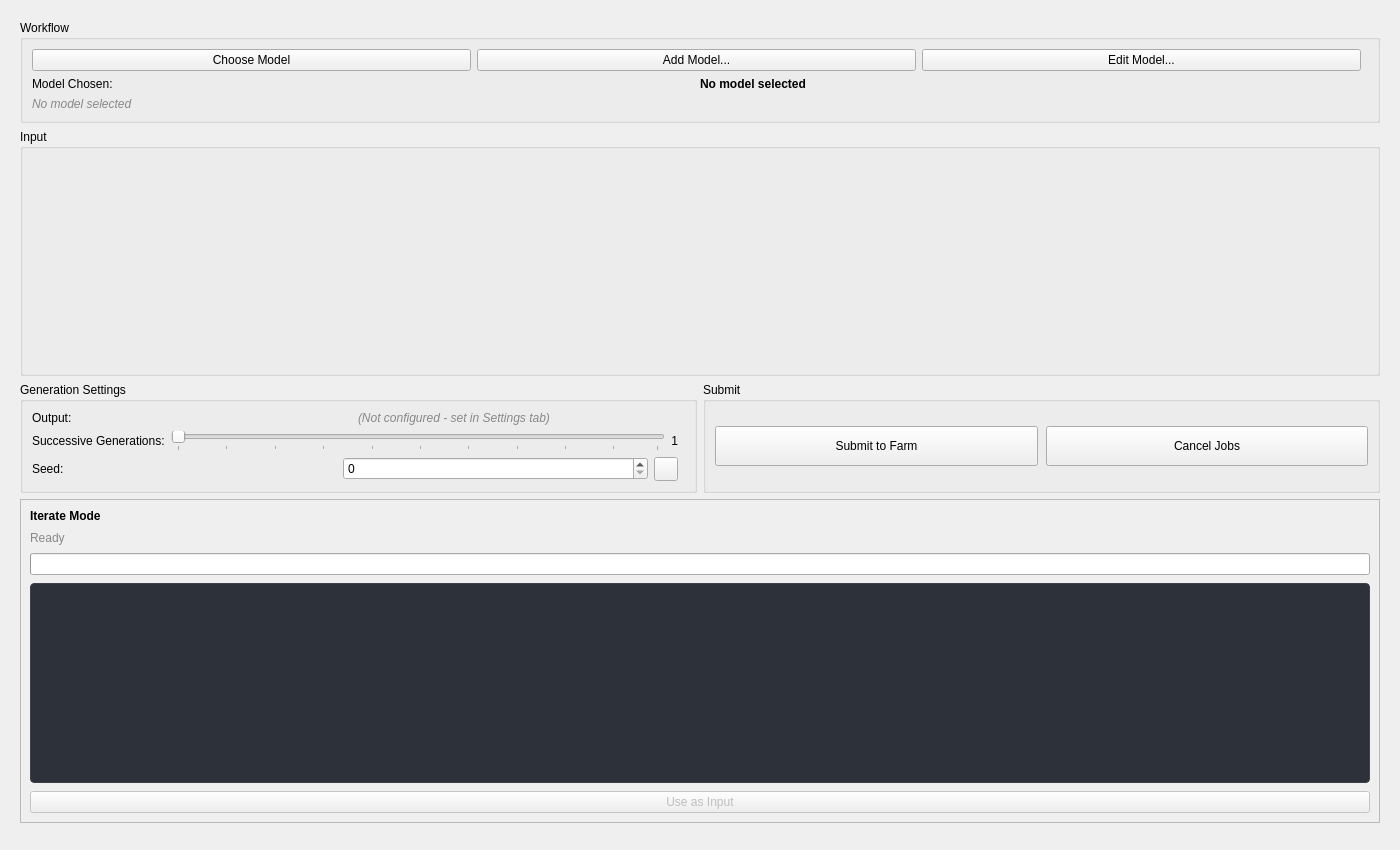
The window that resources/ui/tabs/comfyui.ui (cpt-cabbage/luma_tools) describes before a commit, drawn with Qt 5.
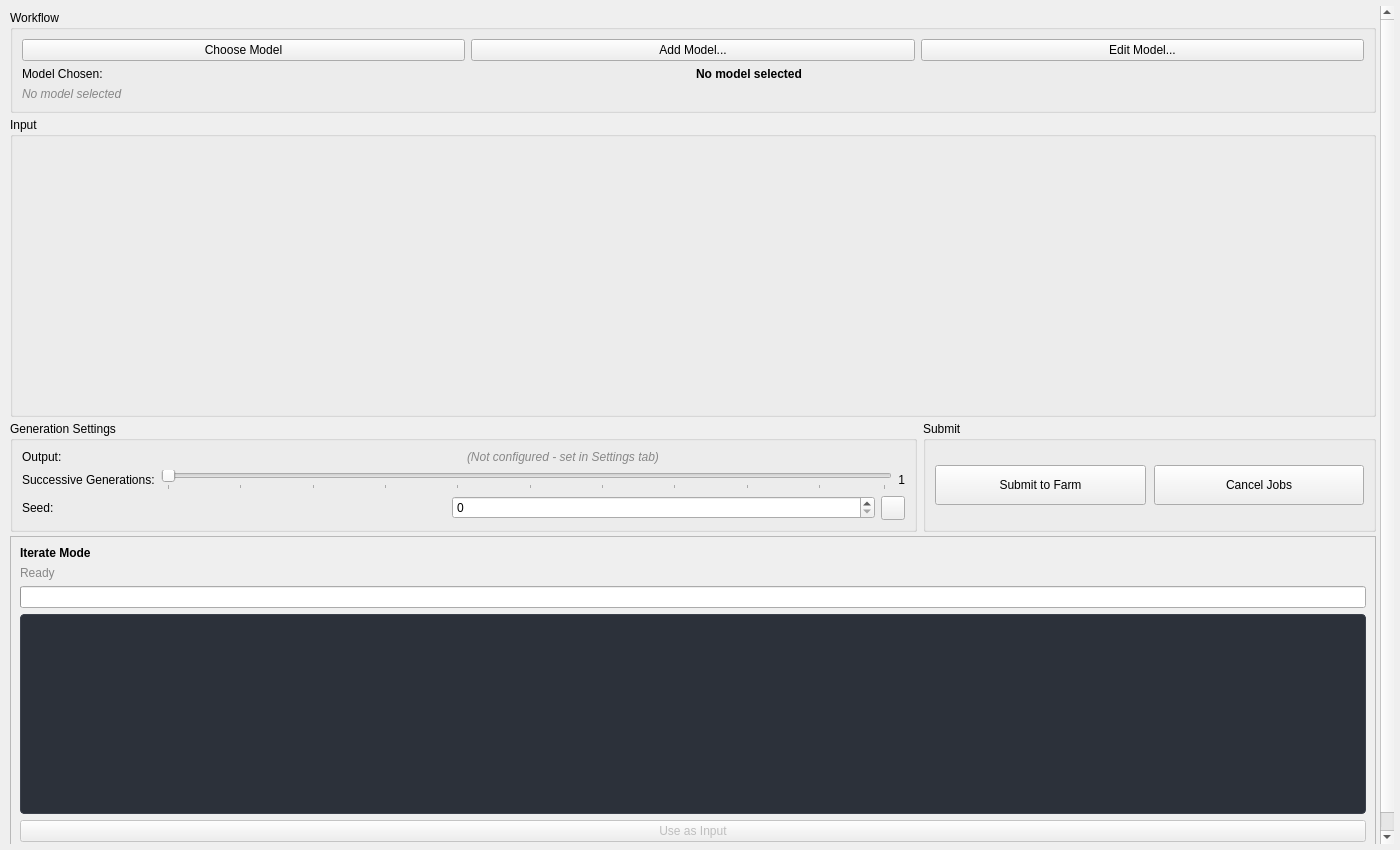
The same window after the commit.

Commit message: - Add logger to all modules - Convert print() → logger - Update luma_tools.py to write logs to network path for centralized debugging - Add --tab and --auto-close CLI flags for automated testing

```diff
--- a/resources/ui/tabs/comfyui.ui
+++ b/resources/ui/tabs/comfyui.ui
@@ -11,6 +11,21 @@
    </rect>
   </property>
   <layout class="QVBoxLayout" name="comfyuiOuterLayout">
+   <property name="spacing">
+    <number>4</number>
+   </property>
+   <property name="leftMargin">
+    <number>6</number>
+   </property>
+   <property name="topMargin">
+    <number>6</number>
+   </property>
+   <property name="rightMargin">
+    <number>6</number>
+   </property>
+   <property name="bottomMargin">
+    <number>6</number>
+   </property>
    <item>
     <widget class="QScrollArea" name="comfyuiScrollArea">
      <property name="widgetResizable">
@@ -21,14 +36,35 @@
      </property>
      <widget class="QWidget" name="comfyuiScrollContent">
       <layout class="QVBoxLayout" name="comfyuiLayout">
+       <property name="spacing">
+        <number>4</number>
+       </property>
+       <property name="leftMargin">
+        <number>4</number>
+       </property>
+       <property name="topMargin">
+        <number>4</number>
+       </property>
+       <property name="rightMargin">
+        <number>4</number>
+       </property>
+       <property name="bottomMargin">
+        <number>4</number>
+       </property>
        <item>
         <widget class="QGroupBox" name="comfyuiWorkflowGroupBox">
          <property name="title">
           <string>Workflow</string>
          </property>
          <layout class="QVBoxLayout" name="comfyuiWorkflowLayout">
+          <property name="spacing">
+           <number>6</number>
+          </property>
           <item>
            <layout class="QHBoxLayout" name="comfyuiPresetButtonsLayout">
+            <property name="spacing">
+             <number>6</number>
+            </property>
             <item>
              <widget class="QPushButton" name="ComfyUIChoosePreset">
               <property name="text">
@@ -59,17 +95,13 @@
               </property>
              </widget>
             </item>
-            <item>
-             <spacer name="comfyuiPresetButtonsSpacer">
-              <property name="orientation">
-               <enum>Qt::Horizontal</enum>
-              </property>
-             </spacer>
-            </item>
            </layout>
           </item>
           <item>
            <layout class="QHBoxLayout" name="comfyuiPresetLayout">
+            <property name="spacing">
+             <number>6</number>
+            </property>
             <item>
              <widget class="QLabel" name="ComfyUIModelChosenLabel">
               <property name="text">
@@ -87,13 +119,6 @@
               </property>
              </widget>
             </item>
-            <item>
-             <spacer name="comfyuiPresetSpacer">
-              <property name="orientation">
-               <enum>Qt::Horizontal</enum>
-              </property>
-             </spacer>
-            </item>
            </layout>
           </item>
           <item>
@@ -120,10 +145,16 @@
          <property name="title">
           <string>Input</string>
          </property>
+         <property name="minimumSize">
+          <size>
+           <width>0</width>
+           <height>300</height>
+          </size>
+         </property>
          <property name="sizePolicy">
           <sizepolicy hsizetype="Preferred" vsizetype="Expanding">
            <horstretch>0</horstretch>
-           <verstretch>2</verstretch>
+           <verstretch>4</verstretch>
           </sizepolicy>
          </property>
          <layout class="QVBoxLayout" name="comfyuiEditableNodesLayout"/>
@@ -131,11 +162,14 @@
        </item>
        <item>
         <layout class="QHBoxLayout" name="settingsAndSubmitLayout">
+         <property name="spacing">
+          <number>6</number>
+         </property>
          <item>
           <widget class="QGroupBox" name="comfyuiSettingsGroupBox">
            <property name="sizePolicy">
             <sizepolicy hsizetype="Expanding" vsizetype="Preferred">
-             <horstretch>1</horstretch>
+             <horstretch>2</horstretch>
              <verstretch>0</verstretch>
             </sizepolicy>
            </property>
@@ -143,8 +177,14 @@
             <string>Generation Settings</string>
            </property>
            <layout class="QVBoxLayout" name="comfyuiSettingsLayout">
+            <property name="spacing">
+             <number>6</number>
+            </property>
             <item>
              <layout class="QHBoxLayout" name="networkOutputDisplayLayout">
+              <property name="spacing">
+               <number>6</number>
+              </property>
               <item>
                <widget class="QLabel" name="label_network_output">
                 <property name="text">
@@ -165,17 +205,13 @@
                 </property>
                </widget>
               </item>
-              <item>
-               <spacer name="networkOutputSpacer">
-                <property name="orientation">
-                 <enum>Qt::Horizontal</enum>
-                </property>
-               </spacer>
-              </item>
              </layout>
             </item>
             <item>
              <layout class="QHBoxLayout" name="genCountLayout">
+              <property name="spacing">
+               <number>6</number>
+              </property>
               <item>
                <widget class="QLabel" name="label_count">
                 <property name="text">
@@ -218,13 +254,6 @@
                 </property>
                </widget>
               </item>
-              <item>
-               <spacer name="spacer_gen">
-                <property name="orientation">
-                 <enum>Qt::Horizontal</enum>
-                </property>
-               </spacer>
-              </item>
              </layout>
             </item>
             <item>
@@ -280,13 +309,6 @@
                 </property>
                </widget>
               </item>
-              <item>
-               <spacer name="spacer_seed">
-                <property name="orientation">
-                 <enum>Qt::Horizontal</enum>
-                </property>
-               </spacer>
-              </item>
              </layout>
             </item>
            </layout>
@@ -304,6 +326,9 @@
             <string>Submit</string>
            </property>
            <layout class="QVBoxLayout" name="comfyuiSubmitLayout">
+            <property name="spacing">
+             <number>6</number>
+            </property>
             <item>
              <layout class="QHBoxLayout" name="submitButtonsLayout">
               <property name="spacing">
@@ -358,7 +383,7 @@
          </property>
          <layout class="QVBoxLayout" name="iterateLayout">
           <property name="spacing">
-           <number>8</number>
+           <number>6</number>
           </property>
           <item>
            <widget class="QLabel" name="ComfyUIIterateTitle">
```
The commit also changes 58 other files.
